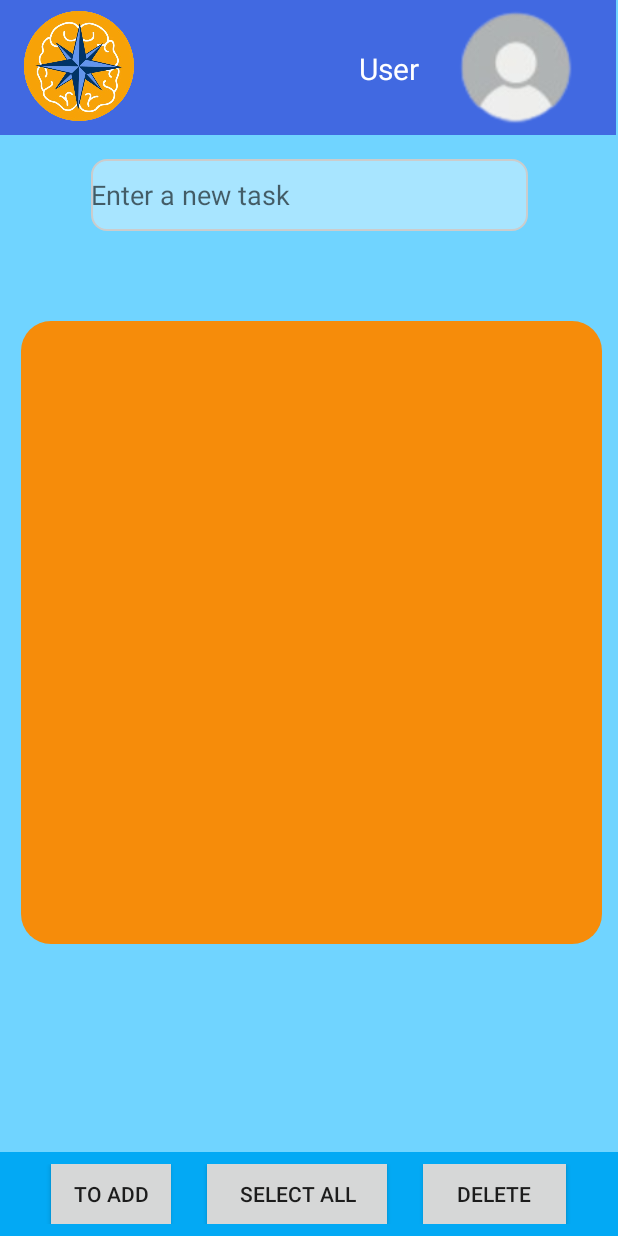
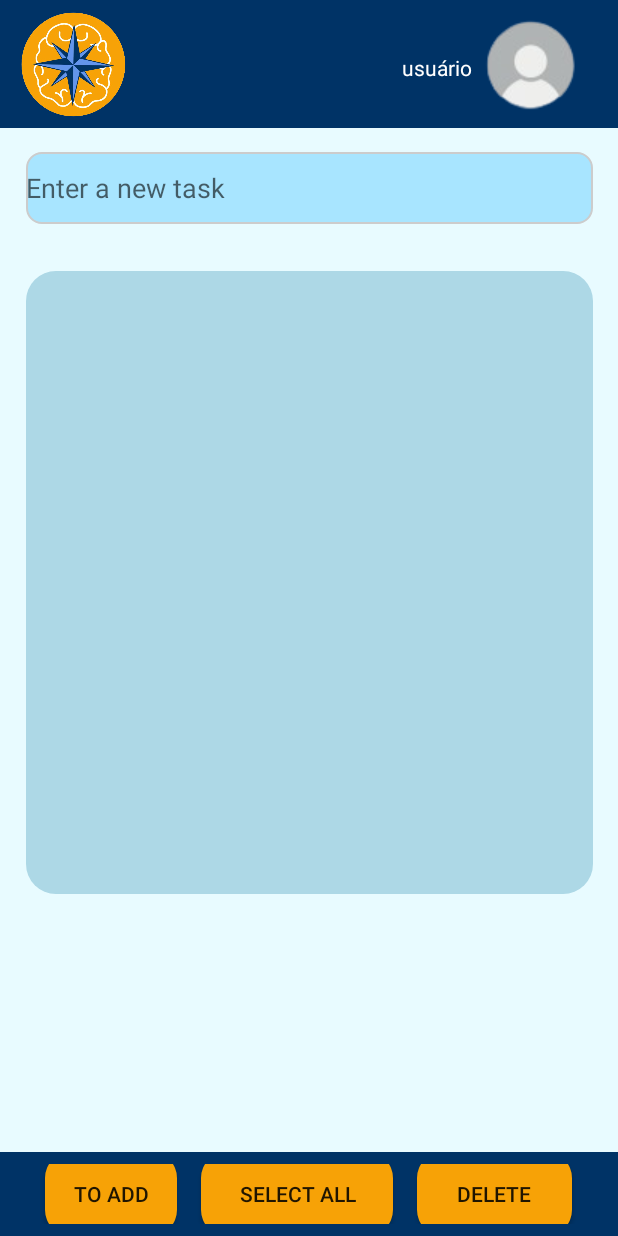
Before and after one commit to Grupo5Tcc/StudyGuider, an Android app: the ToDoListActivity screen opened directly, with no data from a screen before it, on a phone screen of 412 x 824 dp. Run offline under Robolectric (Android 15) with nearby library versions, the phone set to English and light mode, and no system bars; our stand-ins replace Firebase (no records; nobody signed in at launch, a user with empty details on screens opened directly); Roboto replaces fonts that are not available here.

Commit message:
Update Layout To-Do List Commit

```diff
--- a/app/src/main/java/com/example/studyguider/view/ToDoListActivity.java
+++ b/app/src/main/java/com/example/studyguider/view/ToDoListActivity.java
@@ -74,7 +74,7 @@ public class ToDoListActivity extends AppCompatActivity {
             }
         };
 
-        int maxLength = 29;
+        int maxLength = 28;
         editText.setFilters(new InputFilter[]{noNewLinesFilter,new InputFilter.LengthFilter(maxLength)});
 
         Button btnAdd = findViewById(R.id.btn_add);
--- /dev/null
+++ b/app/src/main/res/drawable/bg_bnt_to_do_list.xml
@@ -0,0 +1,9 @@
+<?xml version="1.0" encoding="utf-8"?>
+<selector xmlns:android="http://schemas.android.com/apk/res/android">
+<item>
+    <shape android:shape="rectangle">
+    <corners android:radius="17dp"/>
+    <solid android:color="@color/orange_lighter"></solid>
+    </shape>
+</item>
+</selector>
--- a/app/src/main/res/drawable/ct_background_to_do_list.xml
+++ b/app/src/main/res/drawable/ct_background_to_do_list.xml
@@ -2,7 +2,7 @@
 <shape xmlns:android="http://schemas.android.com/apk/res/android"
     android:shape="rectangle">
 
-    <solid android:color="@color/orange_light"/>
+    <solid android:color="@color/blue_lightest_2"/>
     <corners android:radius="20dp"/>
 
 
--- a/app/src/main/res/layout/activity_to_do_list.xml
+++ b/app/src/main/res/layout/activity_to_do_list.xml
@@ -5,79 +5,90 @@
     android:id="@+id/main"
     android:layout_width="match_parent"
     android:layout_height="match_parent"
-    android:background="#70D4FF"
+    android:background="@color/lightest_blue"
     tools:context=".view.ToDoListActivity">
 
     <androidx.constraintlayout.widget.ConstraintLayout
-        android:id="@+id/constraintLayout"
-        android:layout_width="match_parent"
-        android:layout_height="90dp"
-        android:layout_marginEnd="1dp"
-        android:layout_marginBottom="31dp"
-        android:background="@color/blue_lighter"
-        app:layout_constraintEnd_toEndOf="parent"
+        android:id="@+id/header"
+        android:layout_width="416dp"
+        android:layout_height="85dp"
+        android:background="@color/blue_dark"
+        android:paddingTop="5dp"
         app:layout_constraintStart_toStartOf="parent"
         app:layout_constraintTop_toTopOf="parent">
 
         <ImageView
-            android:id="@+id/imageView"
-            android:layout_width="103dp"
-            android:layout_height="80dp"
-            android:layout_marginTop="4dp"
-            android:transitionName="imgLogo"
+            android:id="@+id/imglogo"
+            android:layout_width="80dp"
+            android:layout_height="75dp"
+            android:layout_marginStart="8dp"
+            android:layout_marginTop="5dp"
+            android:layout_marginEnd="180dp"
+            android:layout_marginBottom="10dp"
+            app:layout_constraintBottom_toBottomOf="parent"
+            app:layout_constraintEnd_toStartOf="@+id/txtUsuario"
             app:layout_constraintStart_toStartOf="parent"
             app:layout_constraintTop_toTopOf="parent"
             app:srcCompat="@drawable/logo_img" />
 
-        <ImageView
-            android:id="@+id/imageView2"
-            android:layout_width="103dp"
-            android:layout_height="80dp"
-            android:layout_marginTop="4dp"
-            android:layout_marginEnd="16dp"
-            android:transitionName="imgPerfil"
-            app:layout_constraintEnd_toEndOf="parent"
-            app:layout_constraintTop_toTopOf="parent"
-            app:srcCompat="@drawable/img_user" />
-
         <TextView
-            android:id="@+id/textView2"
+            android:id="@+id/txtUsuario"
             android:layout_width="wrap_content"
             android:layout_height="wrap_content"
-            android:layout_marginTop="32dp"
-            android:layout_marginEnd="12dp"
-            android:text="@string/name_user_navbar"
-            android:textColor="@color/white"
-            android:textSize="20dp"
+            android:layout_marginStart="289dp"
+            android:layout_marginTop="30dp"
+            android:layout_marginEnd="25dp"
+            android:text="usuário"
+            android:textColor="#FFFFFF"
             android:transitionName="txtUsuario"
-            app:layout_constraintEnd_toStartOf="@id/imageView2"
-            app:layout_constraintTop_toTopOf="parent" />
+            app:layout_constraintEnd_toStartOf="@+id/imgPerfil"
+            app:layout_constraintStart_toStartOf="parent"
+            app:layout_constraintTop_toTopOf="parent"
+            tools:ignore="HardcodedText" />
+
+        <ImageView
+            android:id="@+id/imgPerfil"
+            android:layout_width="wrap_content"
+            android:layout_height="wrap_content"
+            android:layout_marginStart="335dp"
+            android:layout_marginTop="5dp"
+            android:layout_marginEnd="45dp"
+            android:layout_marginBottom="11dp"
+            app:layout_constraintBottom_toBottomOf="parent"
+            app:layout_constraintEnd_toEndOf="parent"
+            app:layout_constraintStart_toStartOf="parent"
+            app:layout_constraintTop_toTopOf="parent"
+            app:srcCompat="@drawable/img_user"
+            tools:ignore="ContentDescription" />
 
     </androidx.constraintlayout.widget.ConstraintLayout>
 
     <EditText
         android:id="@+id/edit_text"
-        android:layout_width="291dp"
+        android:layout_width="378dp"
         android:layout_height="48dp"
         android:layout_margin="16dp"
+        android:layout_marginTop="16dp"
         android:background="@drawable/rnd_corners_to_do_list"
         android:hint="@string/hint_to_do_list"
         app:layout_constraintEnd_toEndOf="parent"
+        app:layout_constraintHorizontal_bias="0.666"
         app:layout_constraintStart_toStartOf="parent"
-        app:layout_constraintTop_toBottomOf="@id/constraintLayout" />
+        app:layout_constraintTop_toBottomOf="@id/header" />
 
     <ListView
         android:id="@+id/item_list"
-        android:layout_width="387dp"
+        android:layout_width="378dp"
         android:layout_height="415dp"
-        android:layout_margin="16dp"
+        android:layout_marginBottom="16dp"
+        android:layout_marginHorizontal="16dp"
         android:background="@drawable/ct_background_to_do_list"
         app:layout_constraintBottom_toTopOf="@id/footer"
         app:layout_constraintEnd_toEndOf="parent"
-        app:layout_constraintHorizontal_bias="0.291"
+        app:layout_constraintHorizontal_bias="0.625"
         app:layout_constraintStart_toStartOf="parent"
         app:layout_constraintTop_toBottomOf="@id/edit_text"
-        app:layout_constraintVertical_bias="0.263" />
+        app:layout_constraintVertical_bias="0.168" />
 
     <LinearLayout
         android:id="@+id/footer"
@@ -87,7 +98,7 @@
         app:layout_constraintBottom_toBottomOf="parent"
         app:layout_constraintStart_toStartOf="parent"
         app:layout_constraintEnd_toEndOf="parent"
-        android:background="#03A9F4"
+        android:background="@color/blue_dark"
         android:padding="8dp"
         android:gravity="center">
 
@@ -95,12 +106,14 @@
             android:id="@+id/btn_add"
             android:layout_width="wrap_content"
             android:layout_height="56dp"
+            android:background="@drawable/bg_bnt_to_do_list"
             android:text="@string/btn_add_to_do_list" />
 
         <Button
             android:id="@+id/btn_select_all"
             android:layout_width="128dp"
             android:layout_height="56dp"
+            android:background="@drawable/bg_bnt_to_do_list"
             android:layout_marginStart="16dp"
             android:text="@string/btn_select_all_to_do_list" />
 
@@ -108,6 +121,7 @@
             android:id="@+id/btn_delete_selected"
             android:layout_width="103dp"
             android:layout_height="56dp"
+            android:background="@drawable/bg_bnt_to_do_list"
             android:layout_marginStart="16dp"
             android:text="@string/btn_del_to_do_list" />
     </LinearLayout>
```
